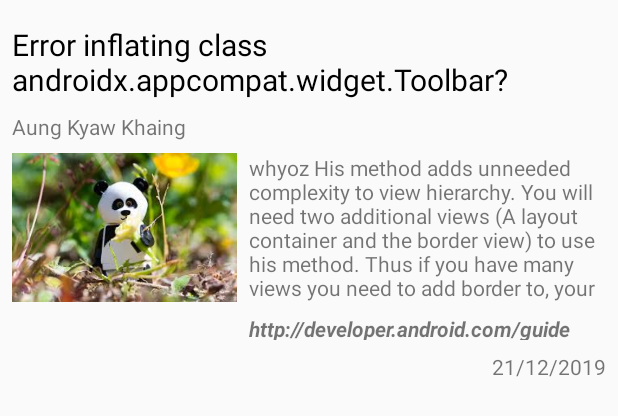
After one commit to AG559/Errors-Book, an Android app: the layout android_fragment_row.xml on its own in the app's theme, with its tools: preview values and no code run, on a phone screen of 412 x 824 dp. The commit adds this screen. Shown: the top 416 px of the screen. Run offline under Robolectric (Android 15) with nearby library versions, the phone set to English and light mode, and no system bars.

Commit message:
fragment with recycler first day

```diff
--- /dev/null
+++ b/app/src/main/res/drawable/android_recycler_row_back.xml
@@ -0,0 +1,6 @@
+<?xml version="1.0" encoding="utf-8"?>
+<shape xmlns:android="http://schemas.android.com/apk/res/android"
+    android:shape="rectangle">
+    <solid android:color="@android:color/black" />
+
+</shape>
--- /dev/null
+++ b/app/src/main/res/layout/android_fragment_row.xml
@@ -0,0 +1,73 @@
+<?xml version="1.0" encoding="utf-8"?>
+<androidx.constraintlayout.widget.ConstraintLayout xmlns:android="http://schemas.android.com/apk/res/android"
+    xmlns:app="http://schemas.android.com/apk/res-auto"
+    xmlns:tools="http://schemas.android.com/tools"
+    android:layout_width="match_parent"
+    android:layout_height="wrap_content"
+    android:orientation="vertical">
+
+    <ImageView
+        android:id="@+id/imageView2"
+        android:layout_width="150dp"
+        android:layout_height="99dp"
+        android:layout_marginTop="8dp"
+        app:layout_constraintStart_toStartOf="@+id/textView"
+        app:layout_constraintTop_toBottomOf="@+id/textView"
+        app:srcCompat="@drawable/panda" />
+
+    <TextView
+        android:id="@+id/textView"
+        android:layout_width="wrap_content"
+        android:layout_height="wrap_content"
+        android:layout_marginTop="8dp"
+        android:text="Aung Kyaw Khaing"
+        app:layout_constraintStart_toStartOf="@+id/textView2"
+        app:layout_constraintTop_toBottomOf="@+id/textView2" />
+
+    <TextView
+        android:id="@+id/textView2"
+        android:layout_width="wrap_content"
+        android:layout_height="wrap_content"
+        android:layout_marginStart="8dp"
+        android:layout_marginTop="16dp"
+        android:textSize="20sp"
+        android:textColor="@android:color/black"
+        android:text="Error inflating class android.support.v7.widget.Toolbar? "
+        app:layout_constraintStart_toStartOf="parent"
+        app:layout_constraintTop_toTopOf="parent" />
+
+    <TextView
+        android:id="@+id/textView3"
+        android:layout_width="0dp"
+        android:layout_height="0dp"
+        android:layout_marginStart="8dp"
+        android:layout_marginEnd="8dp"
+        android:text="whyoz His method adds unneeded complexity to view hierarchy. You will need two additional views (A layout container and the border view) to use his method. Thus if you have many views you need to add border to, your view tree will grow unmanagable. – Konstantin Burov Mar 28 '13 at 15:23"
+        app:layout_constraintBottom_toBottomOf="@+id/imageView2"
+        app:layout_constraintEnd_toEndOf="parent"
+        app:layout_constraintStart_toEndOf="@+id/imageView2"
+        app:layout_constraintTop_toTopOf="@+id/imageView2" />
+
+    <TextView
+        android:id="@+id/textView4"
+        android:layout_width="wrap_content"
+        android:layout_height="wrap_content"
+        android:layout_marginTop="8dp"
+        android:layout_marginBottom="8dp"
+        android:text="21/12/2019"
+        app:layout_constraintBottom_toBottomOf="parent"
+        app:layout_constraintEnd_toEndOf="@+id/textView5"
+        app:layout_constraintTop_toBottomOf="@+id/textView5" />
+
+    <TextView
+        android:id="@+id/textView5"
+        android:layout_width="0dp"
+        android:layout_height="17dp"
+        android:textStyle="italic|bold"
+        android:layout_marginTop="8dp"
+        android:text="http://developer.android.com/guide/topics/resources/drawable-resource.html"
+        app:layout_constraintEnd_toEndOf="@+id/textView3"
+        app:layout_constraintStart_toStartOf="@+id/textView3"
+        app:layout_constraintTop_toBottomOf="@+id/textView3" />
+
+</androidx.constraintlayout.widget.ConstraintLayout>
--- a/app/src/main/res/layout/fragment_first.xml
+++ b/app/src/main/res/layout/fragment_first.xml
@@ -5,10 +5,14 @@
     android:layout_height="match_parent"
     tools:context=".FirstFragment">
 
-    <!-- TODO: Update blank fragment layout -->
     <TextView
         android:layout_width="match_parent"
         android:layout_height="match_parent"
         android:text="Frist Fragment" />
 
+    <androidx.recyclerview.widget.RecyclerView
+        android:id="@+id/frag_one_recycler"
+        android:layout_width="match_parent"
+        android:layout_height="match_parent"/>
+
 </FrameLayout>
--- a/app/src/main/res/values/strings.xml
+++ b/app/src/main/res/values/strings.xml
@@ -3,4 +3,6 @@
 
     <!-- TODO: Remove or change this placeholder text -->
     <string name="hello_blank_fragment">Hello blank fragment</string>
+    <string name="drawer_open">Open navigation drawer</string>
+    <string name="drawer_close">Close navigation drawer</string>
 </resources>
```
Also changed, not shown: app/src/main/java/adapter/AndroidRecycleAdapter.java (added, +49 -0 lines), app/src/main/java/com/ag/errorsbook/FirstFragment.java (+13 -4 lines), app/src/main/java/com/ag/errorsbook/MainActivity.java (+26 -4 lines), app/src/main/java/model/AndroidDataModel.java (added, +38 -0 lines), app/src/main/res/drawable/girl_one.jpg (added), app/src/main/res/drawable/girl_three.jpg (added), app/src/main/res/drawable/girl_two.jpg (added), app/src/main/res/drawable/nature.jpg (added), app/src/main/res/drawable/panda.jpg (added), app/src/main/res/drawable/sniper.jpg (added).
